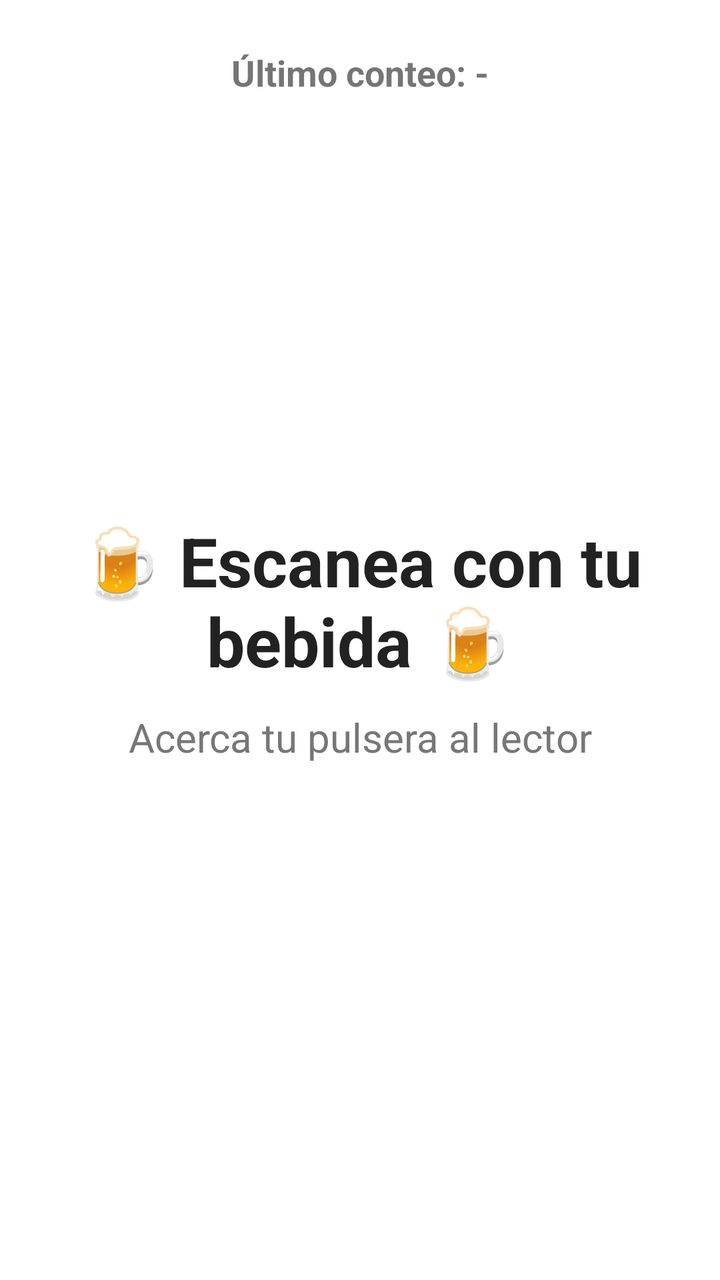
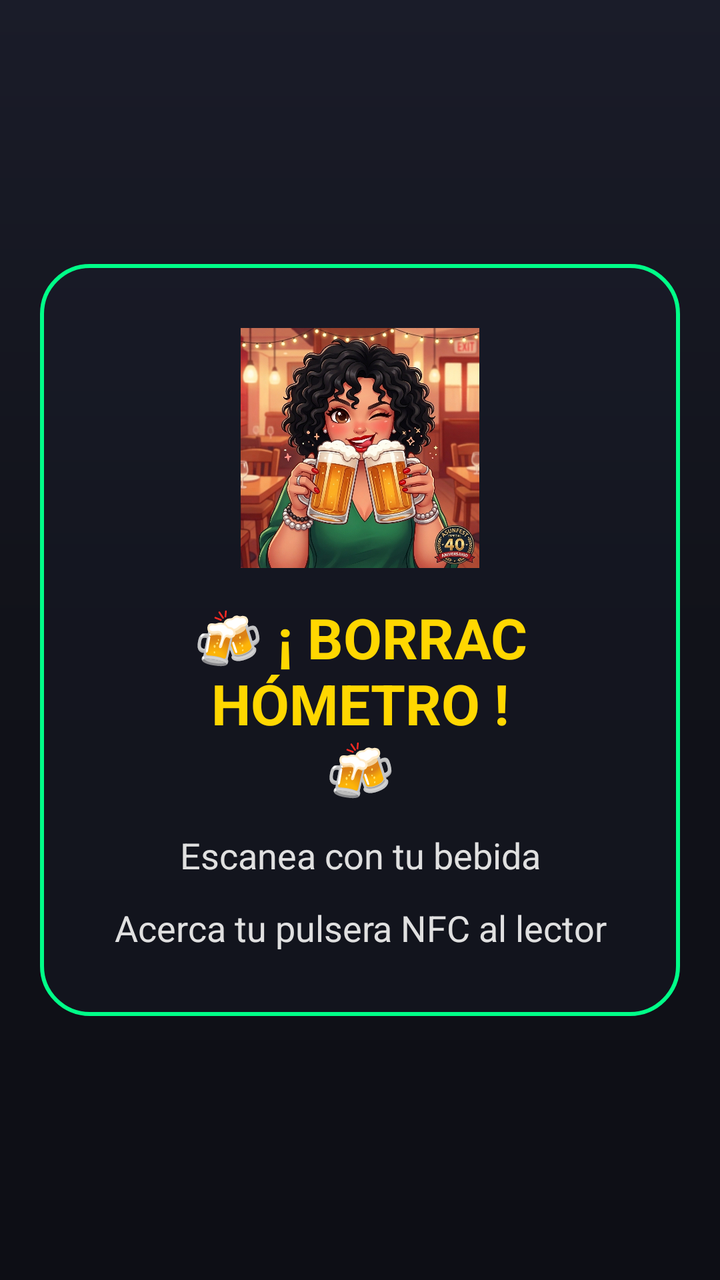

Two renders of the same Android screen: before a commit and after it. Below are the layout's source before the change and the commit's diff.
<!-- AndroidManifest.xml: application theme Theme.NFCReaderAppA40 -->
<!-- res/layout/activity_main.xml -->
<?xml version="1.0" encoding="utf-8"?>
<RelativeLayout xmlns:android="http://schemas.android.com/apk/res/android"
    android:id="@+id/rootLayout"
    android:layout_width="match_parent"
    android:layout_height="match_parent"
    android:padding="24dp"
    android:background="@android:color/white">

    
    <TextView
        android:id="@+id/tvLastScan"
        android:layout_width="wrap_content"
        android:layout_height="wrap_content"
        android:text="Último conteo: -"
        android:textSize="18sp"
        android:textStyle="bold"
        android:layout_alignParentTop="true"
        android:layout_centerHorizontal="true"/>

    
    <LinearLayout android:id="@+id/layoutWelcome"
        android:layout_width="match_parent"
        android:layout_height="wrap_content"
        android:layout_centerInParent="true"
        android:gravity="center"
        android:orientation="vertical">
        <TextView android:id="@+id/tvWelcome"
            android:layout_width="match_parent"
            android:layout_height="wrap_content"
            android:gravity="center"
            android:text="🍺 Escanea con tu bebida 🍺"
            android:textSize="34sp"
            android:textStyle="bold"
            android:textColor="#222222"/>
        <TextView android:id="@+id/tvWelcomeSubtitle"
            android:layout_width="match_parent"
            android:layout_height="wrap_content"
            android:layout_marginTop="12dp"
            android:gravity="center"
            android:text="Acerca tu pulsera al lector"
            android:textSize="20sp"
            android:textColor="#777777"/>
    </LinearLayout>

    
    <TextView
        android:id="@+id/tvScanMessage"
        android:layout_width="wrap_content"
        android:layout_height="wrap_content"
        android:text=""
        android:textSize="48sp"
        android:textColor="@android:color/holo_green_dark"
        android:textStyle="bold"
        android:gravity="center"
        android:layout_centerInParent="true"
        android:visibility="gone"/>

    
    <TextView
        android:id="@+id/tvScanDetails"
        android:layout_width="wrap_content"
        android:layout_height="wrap_content"
        android:text=""
        android:textSize="28sp"
        android:layout_below="@id/tvScanMessage"
        android:layout_centerHorizontal="true"
        android:layout_marginTop="16dp"
        android:visibility="gone"/>

    
    

    <RelativeLayout
        android:id="@+id/loadingOverlay"
        android:layout_width="match_parent"
        android:layout_height="match_parent"
        android:background="#AA000000"
        android:visibility="gone">

        <TextView
            android:id="@+id/tvLoading"
            android:layout_width="wrap_content"
            android:layout_height="wrap_content"
            android:text="Leyendo chip..."
            android:textSize="28sp"
            android:textStyle="bold"
            android:textColor="#FFFFFF"
            android:layout_centerInParent="true"/>
    </RelativeLayout>
</RelativeLayout>
<!-- resources referenced by this layout -->
<resources>
  <style name="Theme.NFCReaderAppA40" parent="Theme.MaterialComponents.DayNight.DarkActionBar">
          
          <item name="colorPrimary">@color/purple_500</item>
          <item name="colorPrimaryVariant">@color/purple_700</item>
          <item name="colorOnPrimary">@color/white</item>
          
          <item name="colorSecondary">@color/teal_200</item>
          <item name="colorSecondaryVariant">@color/teal_700</item>
          <item name="colorOnSecondary">@color/black</item>
          
          <item name="android:statusBarColor" tools:targetApi="l">?attr/colorPrimaryVariant</item>
          
      </style>
  <color name="purple_500">#FF6200EE</color>
  <color name="purple_700">#FF3700B3</color>
  <color name="white">#FFFFFFFF</color>
  <color name="teal_200">#FF03DAC5</color>
  <color name="teal_700">#FF018786</color>
  <color name="black">#FF000000</color>
</resources>

<!-- the commit's change to res/layout/activity_main.xml (unified diff, before → after) -->
@@ -3,88 +3,130 @@
     android:id="@+id/rootLayout"
     android:layout_width="match_parent"
     android:layout_height="match_parent"
-    android:padding="24dp"
-    android:background="@android:color/white">
+    android:padding="20dp"
+    android:background="@drawable/bg_initial">
 
     
-    <TextView
-        android:id="@+id/tvLastScan"
-        android:layout_width="wrap_content"
-        android:layout_height="wrap_content"
-        android:text="Último conteo: -"
-        android:textSize="18sp"
-        android:textStyle="bold"
-        android:layout_alignParentTop="true"
-        android:layout_centerHorizontal="true"/>
+    
 
     
-    <LinearLayout android:id="@+id/layoutWelcome"
+    <LinearLayout
+        android:id="@+id/layoutWelcome"
         android:layout_width="match_parent"
         android:layout_height="wrap_content"
         android:layout_centerInParent="true"
+        android:background="@drawable/bg_glass_card"
         android:gravity="center"
-        android:orientation="vertical">
-        <TextView android:id="@+id/tvWelcome"
+        android:orientation="vertical"
+        android:padding="32dp">
+
+        <ImageView
+            android:layout_width="120dp"
+            android:layout_height="120dp"
+            android:layout_marginBottom="16dp"
+            android:src="@drawable/chibi3" />
+
+        <TextView
+            android:id="@+id/tvWelcome"
             android:layout_width="match_parent"
             android:layout_height="wrap_content"
             android:gravity="center"
-            android:text="🍺 Escanea con tu bebida 🍺"
-            android:textSize="34sp"
-            android:textStyle="bold"
-            android:textColor="#222222"/>
-        <TextView android:id="@+id/tvWelcomeSubtitle"
+            android:text="🍻 ¡ BORRACHÓMETRO ! 🍻"
+            android:textColor="#FFD700"
+            android:textSize="28sp"
+            android:textStyle="bold" />
+
+        <TextView
+            android:id="@+id/tvWelcomeSubtitle1"
             android:layout_width="match_parent"
             android:layout_height="wrap_content"
             android:layout_marginTop="12dp"
             android:gravity="center"
-            android:text="Acerca tu pulsera al lector"
-            android:textSize="20sp"
-            android:textColor="#777777"/>
+            android:text="Escanea con tu bebida"
+            android:textColor="#E0E0E0"
+            android:textSize="18sp" />
+        <TextView
+            android:id="@+id/tvWelcomeSubtitle2"
+            android:layout_width="match_parent"
+            android:layout_height="wrap_content"
+            android:layout_marginTop="12dp"
+            android:gravity="center"
+            android:text="Acerca tu pulsera NFC al lector"
+            android:textColor="#E0E0E0"
+            android:textSize="18sp" />
     </LinearLayout>
 
     
-    <TextView
-        android:id="@+id/tvScanMessage"
-        android:layout_width="wrap_content"
+    <LinearLayout
+        android:id="@+id/layoutScanResult"
+        android:layout_width="match_parent"
         android:layout_height="wrap_content"
-        android:text=""
-        android:textSize="48sp"
-        android:textColor="@android:color/holo_green_dark"
-        android:textStyle="bold"
+        android:layout_centerInParent="true"
+        android:background="@drawable/bg_glass_card"
         android:gravity="center"
-        android:layout_centerInParent="true"
-        android:visibility="gone"/>
+        android:orientation="vertical"
+        android:padding="28dp"
+        android:visibility="gone">
+
+        
+        <ImageView
+            android:id="@+id/ivScanChibi"
+            android:layout_width="150dp"
+            android:layout_height="150dp"
+            android:layout_marginBottom="16dp"
+            android:src="@drawable/chibi3" />
+
+        
+        <TextView
+            android:id="@+id/tvScanMessage"
+            android:layout_width="wrap_content"
+            android:layout_height="wrap_content"
+            android:gravity="center"
+            android:textColor="#00FF88"
+            android:textSize="40sp"
+            android:textStyle="bold" />
+
+        
+        <TextView
+            android:id="@+id/tvScanDetails"
+            android:layout_width="wrap_content"
+            android:layout_height="wrap_content"
+            android:layout_marginTop="12dp"
+            android:gravity="center"
+            android:textColor="#FFFFFF"
+            android:textSize="24sp"
+            android:textStyle="bold" />
+    </LinearLayout>
 
     
-    <TextView
-        android:id="@+id/tvScanDetails"
-        android:layout_width="wrap_content"
-        android:layout_height="wrap_content"
-        android:text=""
-        android:textSize="28sp"
-        android:layout_below="@id/tvScanMessage"
-        android:layout_centerHorizontal="true"
-        android:layout_marginTop="16dp"
-        android:visibility="gone"/>
-
-    
-    
-
     <RelativeLayout
         android:id="@+id/loadingOverlay"
         android:layout_width="match_parent"
         android:layout_height="match_parent"
-        android:background="#AA000000"
+        android:background="#EE0D0E15"
         android:visibility="gone">
 
-        <TextView
-            android:id="@+id/tvLoading"
+        <LinearLayout
             android:layout_width="wrap_content"
             android:layout_height="wrap_content"
-            android:text="Leyendo chip..."
-            android:textSize="28sp"
-            android:textStyle="bold"
-            android:textColor="#FFFFFF"
-            android:layout_centerInParent="true"/>
+            android:layout_centerInParent="true"
+            android:gravity="center"
+            android:orientation="vertical">
+
+            <ImageView
+                android:layout_width="130dp"
+                android:layout_height="130dp"
+                android:layout_marginBottom="20dp"
+                android:src="@drawable/chibi3" />
+
+            <TextView
+                android:id="@+id/tvLoading"
+                android:layout_width="wrap_content"
+                android:layout_height="wrap_content"
+                android:text="⚡ Leyendo chip..."
+                android:textColor="#00FF88"
+                android:textSize="26sp"
+                android:textStyle="bold" />
+        </LinearLayout>
     </RelativeLayout>
 </RelativeLayout>
<!-- resource entries referenced after the edit -->
@@ -1,5 +1,27 @@
 <!-- resources referenced by this layout -->
 <resources>
+  <!-- drawable bg_glass_card (drawable) -->
+  <?xml version="1.0" encoding="utf-8"?>
+  <shape xmlns:android="http://schemas.android.com/apk/res/android"
+      android:shape="rectangle">
+      <solid android:color="#33222538" />
+      <corners android:radius="24dp" />
+      <stroke
+          android:width="2dp"
+          android:color="#00FF88" />
+  </shape>
+  <!-- drawable bg_initial (drawable-v24) -->
+  <?xml version="1.0" encoding="utf-8"?>
+  <shape xmlns:android="http://schemas.android.com/apk/res/android"
+      android:shape="rectangle">
+      <gradient
+          android:angle="270"
+          android:startColor="#1A1C29"
+          android:centerColor="#111219"
+          android:endColor="#0D0E15"
+          android:type="linear" />
+  </shape>
+  <!-- drawable chibi3: jpg bitmap (drawable, 742862 bytes) -->
   <style name="Theme.NFCReaderAppA40" parent="Theme.MaterialComponents.DayNight.DarkActionBar">
           
           <item name="colorPrimary">@color/purple_500</item>
